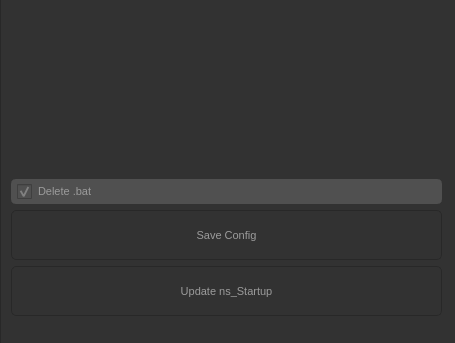
Old version of the form UI/ns_Startup.ui in the repository prateekfxtd/ns_Startup; both pictures show x 0 to 455 and y 557 to 900 of the 455 by 900 pixel window.
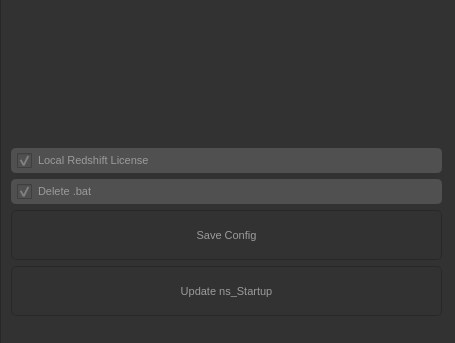
New version of the form. The open tabs and pages were chosen to show the change. Icons and pictures are not drawn.

Commit message: - add lokal RS license

```diff
--- a/UI/ns_Startup.ui
+++ b/UI/ns_Startup.ui
@@ -1924,6 +1924,34 @@
               </property>
              </spacer>
             </item>
+            <item>
+             <widget class="QCheckBox" name="checkBox_local_rs_lic">
+              <property name="minimumSize">
+               <size>
+                <width>0</width>
+                <height>25</height>
+               </size>
+              </property>
+              <property name="maximumSize">
+               <size>
+                <width>16777215</width>
+                <height>25</height>
+               </size>
+              </property>
+              <property name="toolTip">
+               <string>&lt;html&gt;&lt;head/&gt;&lt;body&gt;&lt;p&gt;Use this in case you have no RS floating license.&lt;/p&gt;&lt;p&gt;Then you must install RS a single time locally.&lt;/p&gt;&lt;p&gt;Start Houdini with these local RS installation one single time and do a render to validate your local license for your worksation.&lt;/p&gt;&lt;p&gt;REDSHIFT_LICENSEPATH = C:\ProgramData\Redshift &lt;/p&gt;&lt;p&gt;REDSHIFT_PREFSPATH = C:\ProgramData\Redshift\preferences.xml &lt;/p&gt;&lt;p&gt;REDSHIFT_LOGPATH = C:\ProgramData\Redshift\Log&lt;/p&gt;&lt;/body&gt;&lt;/html&gt;</string>
+              </property>
+              <property name="styleSheet">
+               <string notr="true"/>
+              </property>
+              <property name="text">
+               <string>Local Redshift License</string>
+              </property>
+              <property name="checked">
+               <bool>true</bool>
+              </property>
+             </widget>
+            </item>
             <item>
              <widget class="QCheckBox" name="checkBox_deleteBat">
               <property name="minimumSize">
```
The commit also changes 1 other file.
